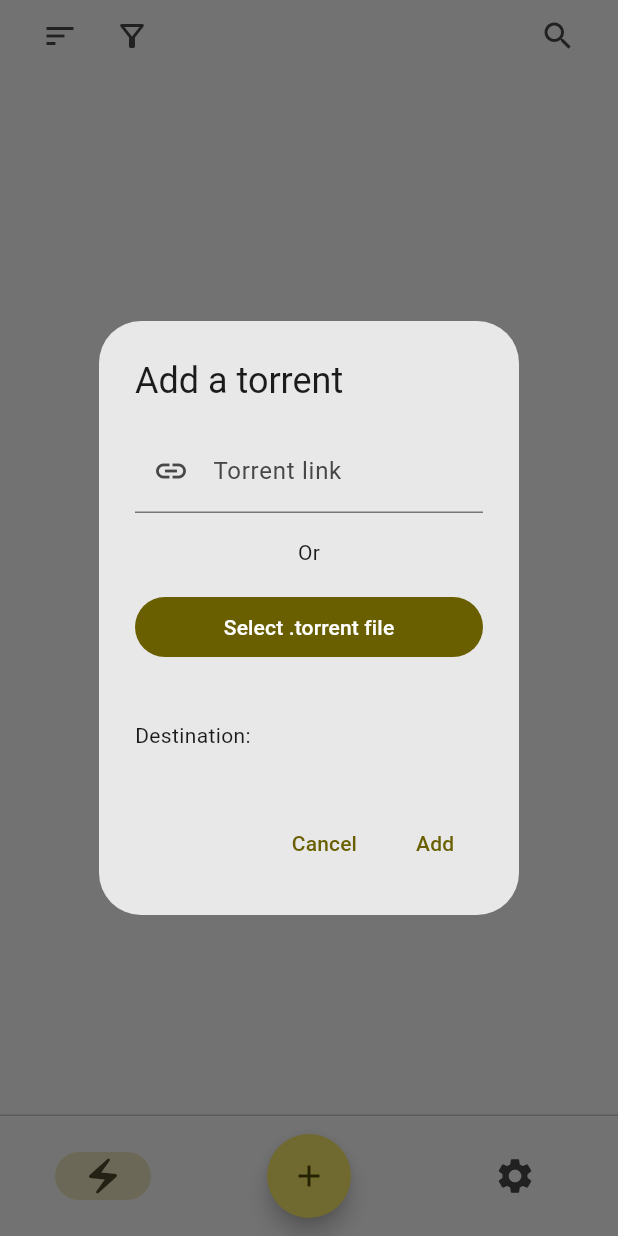
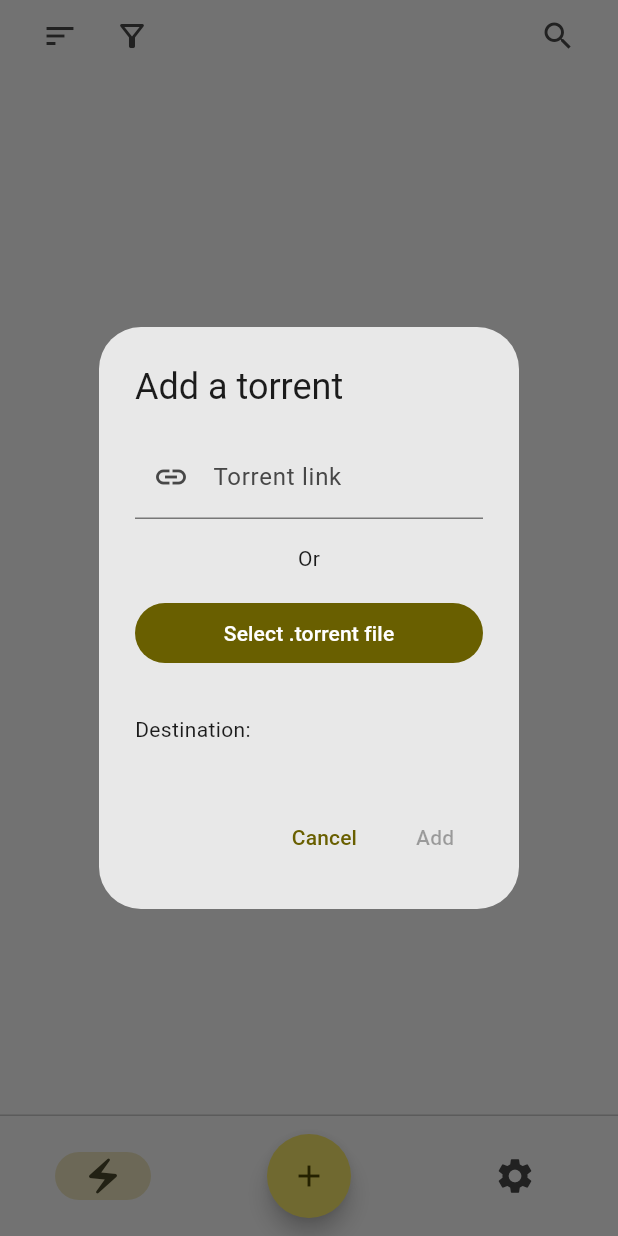
Before and after one commit to G-Ray/pikatorrent, a Flutter app: the screen it shows after launch, after a tap on the "add" icon, on a phone screen of 412 x 824 dp. Run offline on Flutter 3.47's test engine with Material 3 defaults, Android fonts, the phone set to English and light mode, and no system bars; our stand-ins replace app_links, file_picker, flutter_local_notifications, flutter_slidable, flutter_svg, go_router and 2 more; missing offline and left inert: content_resolver, duration, flutter_libtransmission, fuzzywuzzy, pretty_bytes, yaru; statements that could not run were skipped.

Commit message:
Associate app links for magnet and .torrent files

```diff
--- a/lib/dialogs/add_torrent.dart
+++ b/lib/dialogs/add_torrent.dart
@@ -1,3 +1,7 @@
+import 'dart:convert';
+import 'dart:io';
+
+import 'package:content_resolver/content_resolver.dart';
 import 'package:file_picker/file_picker.dart';
 import 'package:flutter/material.dart';
 import 'package:pikatorrent/engine/engine.dart';
@@ -6,12 +10,11 @@ import 'package:pikatorrent/models/session.dart';
 import 'package:provider/provider.dart';
 
 class AddTorrentDialog extends StatefulWidget {
-  const AddTorrentDialog({
-    super.key,
-    required this.context,
-  });
+  final String? initialMagnetLink;
+  final String? initialContentPath;
 
-  final BuildContext context;
+  const AddTorrentDialog(
+      {super.key, this.initialMagnetLink, this.initialContentPath});
 
   @override
   State<AddTorrentDialog> createState() => _AddTorrentDialogState();
@@ -23,11 +26,23 @@ class _AddTorrentDialogState extends State<AddTorrentDialog> {
   late TextEditingController _torrentLinkController;
   String? _filename;
   String? pickedDownloadDir;
+  String _torrentLink = '';
 
   @override
   void initState() {
     super.initState();
-    _torrentLinkController = TextEditingController();
+    _torrentLinkController =
+        TextEditingController(text: widget.initialMagnetLink);
+
+    _torrentLinkController.addListener(() {
+      setState(() {
+        _torrentLink = _torrentLinkController.text;
+      });
+    });
+
+    setState(() {
+      _filename = widget.initialContentPath;
+    });
   }
 
   @override
@@ -38,11 +53,21 @@ class _AddTorrentDialogState extends State<AddTorrentDialog> {
 
   void _handleAddTorrent(context) async {
     try {
+      String? metainfo;
+      if (_filename != null) {
+        if (_filename!.startsWith('content:')) {
+          // Android
+          final Content content =
+              await ContentResolver.resolveContent(_filename!);
+          metainfo = base64Encode(content.data);
+        } else {
+          final file = File(_filename!);
+          final content = await file.readAsBytes();
+          metainfo = base64Encode(content);
+        }
+      }
       var status = await engine.addTorrent(
-          _torrentLinkController.text.isNotEmpty
-              ? _torrentLinkController.text
-              : _filename ?? '',
-          pickedDownloadDir);
+          _torrentLinkController.text, metainfo, pickedDownloadDir);
 
       if (status == TorrentAddedResponse.duplicated) {
         ScaffoldMessenger.of(context).showSnackBar(const SnackBar(
@@ -87,11 +112,69 @@ class _AddTorrentDialogState extends State<AddTorrentDialog> {
     });
   }
 
+  Widget _buildTorrentLinkInput() {
+    return TextFormField(
+      enabled: _filename == null || _filename!.isEmpty,
+      controller: _torrentLinkController,
+      decoration: InputDecoration(
+        prefixIcon: const Icon(Icons.link),
+        hintText: 'magnet:// or https://',
+        label: const Text('Torrent link'),
+        suffixIcon: _torrentLinkController.text.isNotEmpty
+            ? IconButton(
+                onPressed: () => _torrentLinkController.clear(),
+                icon: const Icon(Icons.clear),
+              )
+            : null,
+      ),
+    );
+  }
+
+  Widget _buildFileInput(BuildContext context) {
+    return Row(
+      children: [
+        Expanded(
+          child: FilledButton(
+              onPressed: _torrentLink.isEmpty
+                  ? () => _handleSelectTorrentFile(context)
+                  : null,
+              child: Text(
+                _filename != null ? _filename! : 'Select .torrent file',
+                overflow: TextOverflow.ellipsis,
+              )),
+        ),
+        if (_filename != null)
+          Row(
+            children: [
+              const SizedBox(
+                width: 8,
+              ),
+              IconButton(
+                onPressed: () => {
+                  setState(() {
+                    _filename = null;
+                  })
+                },
+                icon: const Icon(Icons.clear),
+              ),
+            ],
+          )
+      ],
+    );
+  }
+
+  _buildInputsSeparator() {
+    return const Column(
+        children: [SizedBox(height: 16), Text('Or'), SizedBox(height: 16)]);
+  }
+
   @override
   Widget build(BuildContext context) {
-    var downloadDir =
-        pickedDownloadDir ?? Provider.of<SessionModel>(context, listen: true).session?.downloadDir ??
-            '';
+    var downloadDir = pickedDownloadDir ??
+        Provider.of<SessionModel>(context, listen: true).session?.downloadDir ??
+        '';
+
+    var isValid = _filename != null || _torrentLink.isNotEmpty;
 
     return AlertDialog(
       title: const Text('Add a torrent'),
@@ -100,36 +183,9 @@ class _AddTorrentDialogState extends State<AddTorrentDialog> {
         child: Column(
           mainAxisSize: MainAxisSize.min,
           children: [
-            TextFormField(
-              controller: _torrentLinkController,
-              decoration: const InputDecoration(
-                prefixIcon: Icon(Icons.link),
-                hintText: 'magnet:// or http://',
-                label: Text('Torrent link'),
-                // border: OutlineInputBorder()
-              ),
-              validator: (String? value) {
-                if ((value == null || value.isEmpty) && _filename != null) {
-                  return 'Please enter a valid torrent link or pick a .torrent file';
-                }
-                return null;
-              },
-            ),
-            const SizedBox(height: 16),
-            const Text('Or'),
-            const SizedBox(height: 16),
-            SizedBox(
-              width: double.infinity,
-              child: FilledButton(
-                  onPressed: () => _handleSelectTorrentFile(context),
-                  child: const Text('Select .torrent file')),
-            ),
-            const SizedBox(height: 8),
-            if (_filename != null)
-              Text(
-                _filename!,
-                overflow: TextOverflow.ellipsis,
-              ),
+            _buildTorrentLinkInput(),
+            _buildInputsSeparator(),
+            _buildFileInput(context),
             const SizedBox(height: 16),
             Row(
               children: [
@@ -156,13 +212,15 @@ class _AddTorrentDialogState extends State<AddTorrentDialog> {
           },
         ),
         TextButton(
+          onPressed: isValid
+              ? () {
+                  if (_formKey.currentState!.validate()) {
+                    _handleAddTorrent(context);
+                    Navigator.of(context).pop();
+                  }
+                }
+              : null,
           child: const Text('Add'),
-          onPressed: () {
-            if (_formKey.currentState!.validate()) {
-              _handleAddTorrent(context);
-              Navigator.of(context).pop();
-            }
-          },
         ),
       ],
     );
--- a/lib/engine/transmission/transmission.dart
+++ b/lib/engine/transmission/transmission.dart
@@ -114,10 +114,10 @@ class TransmissionEngine implements Engine {
 
   @override
   Future<TorrentAddedResponse> addTorrent(
-      String filename, String? downloadDir) async {
+      String? filename, String? metainfo, String? downloadDir) async {
     var torrentAddRequest = TorrentAddRequest(
         arguments: TorrentAddRequestArguments(
-            filename: filename, downloadDir: downloadDir));
+            filename: filename, metainfo: metainfo, downloadDir: downloadDir));
     var jsonResponse = await flutter_libtransmission
         .requestAsync(jsonEncode(torrentAddRequest));
     TorrentAddResponse response =
--- a/lib/main.dart
+++ b/lib/main.dart
@@ -1,5 +1,4 @@
 import 'dart:io';
-import 'dart:ui';
 
 import 'package:flutter/material.dart';
 import 'package:go_router/go_router.dart';
@@ -87,33 +86,22 @@ final _router = GoRouter(
 Engine engine = TransmissionEngine();
 
 void main() async {
-  debugPrint('main');
   if (isDesktop()) {
     await YaruWindowTitleBar.ensureInitialized();
   }
   WidgetsFlutterBinding.ensureInitialized();
 
+  engine.init();
+
   if (Platform.isAndroid) {
     createForegroundService();
   }
 
-  engine.init();
-
   runApp(const PikaTorrent());
 }
 
-class PikaTorrent extends StatefulWidget {
+class PikaTorrent extends StatelessWidget {
   const PikaTorrent({super.key});
-
-  @override
-  State<PikaTorrent> createState() => _PikaTorrent();
-}
-
-class _PikaTorrent extends State<PikaTorrent> {
-  @override
-  void initState() {
-    super.initState();
-  }
 
   // App root
   @override
--- a/lib/navigation/add_torrent_button.dart
+++ b/lib/navigation/add_torrent_button.dart
@@ -12,7 +12,7 @@ class AddTorrentButton extends StatelessWidget {
         showDialog(
             context: context,
             builder: (BuildContext context) {
-              return AddTorrentDialog(context: context);
+              return const AddTorrentDialog();
             });
       },
       tooltip: 'Add Torrent',
--- a/pubspec.yaml
+++ b/pubspec.yaml
@@ -54,6 +54,8 @@ dependencies:
   handy_window: ^0.4.0
   fuzzywuzzy: ^1.2.0
   flutter_local_notifications: ^18.0.1
+  app_links: ^6.3.2
+  content_resolver: ^0.3.2
 
 dev_dependencies:
   flutter_test:
```
Also changed, not shown: lib/engine/engine.dart (+4 -6 lines), lib/engine/transmission/models/torrent_add_request.dart (+12 -3 lines), lib/navigation/navigation.dart (+35 -1 lines), pubspec.lock, 1 other file.
